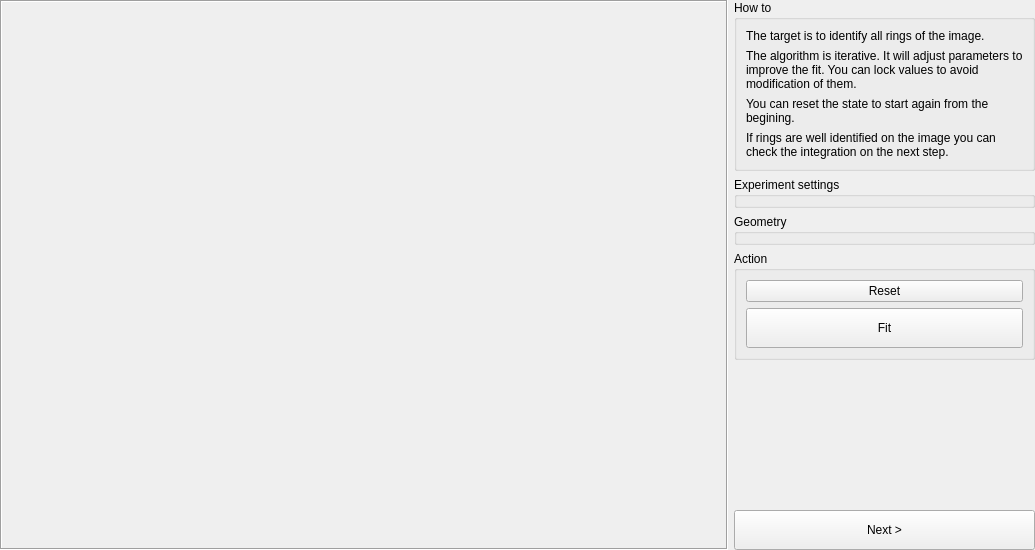
This is pyFAI/resources/gui/calibration-geometry.ui in silx-kit/pyFAI as Qt 5 draws it before an edit. The edited form follows.
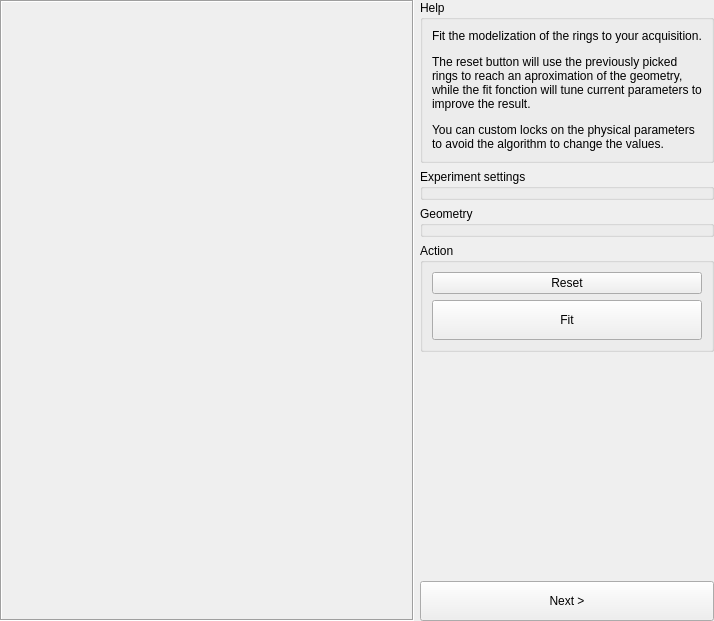
This is the edited form. Custom widgets are drawn as their Qt base class.

Diff of the .ui file:
```diff
--- a/pyFAI/resources/gui/calibration-geometry.ui
+++ b/pyFAI/resources/gui/calibration-geometry.ui
@@ -6,8 +6,8 @@
    <rect>
     <x>0</x>
     <y>0</y>
-    <width>1035</width>
-    <height>550</height>
+    <width>714</width>
+    <height>621</height>
    </rect>
   </property>
   <property name="windowTitle">
@@ -45,43 +45,13 @@
          </sizepolicy>
         </property>
         <property name="title">
-         <string>How to</string>
+         <string>Help</string>
         </property>
         <layout class="QVBoxLayout" name="verticalLayout_12">
          <item>
           <widget class="QLabel" name="label_48">
            <property name="text">
-            <string>The target is to identify all rings of the image.</string>
-           </property>
-           <property name="wordWrap">
-            <bool>true</bool>
-           </property>
-          </widget>
-         </item>
-         <item>
-          <widget class="QLabel" name="label_92">
-           <property name="text">
-            <string>The algorithm is iterative. It will adjust parameters to improve the fit. You can lock values to avoid modification of them.</string>
-           </property>
-           <property name="wordWrap">
-            <bool>true</bool>
-           </property>
-          </widget>
-         </item>
-         <item>
-          <widget class="QLabel" name="label_93">
-           <property name="text">
-            <string>You can reset the state to start again from the begining.</string>
-           </property>
-           <property name="wordWrap">
-            <bool>true</bool>
-           </property>
-          </widget>
-         </item>
-         <item>
-          <widget class="QLabel" name="label_54">
-           <property name="text">
-            <string>If rings are well identified on the image you can check the integration on the next step.</string>
+            <string>&lt;html&gt;&lt;head/&gt;&lt;body&gt;&lt;p&gt;Fit the modelization of the rings to your acquisition.&lt;/p&gt;&lt;p&gt;The reset button will use the previously picked rings to reach an aproximation of the geometry, while the fit fonction will tune current parameters to improve the result.&lt;/p&gt;&lt;p&gt;You can custom locks on the physical parameters to avoid the algorithm to change the values.&lt;/p&gt;&lt;/body&gt;&lt;/html&gt;</string>
            </property>
            <property name="wordWrap">
             <bool>true</bool>
```
